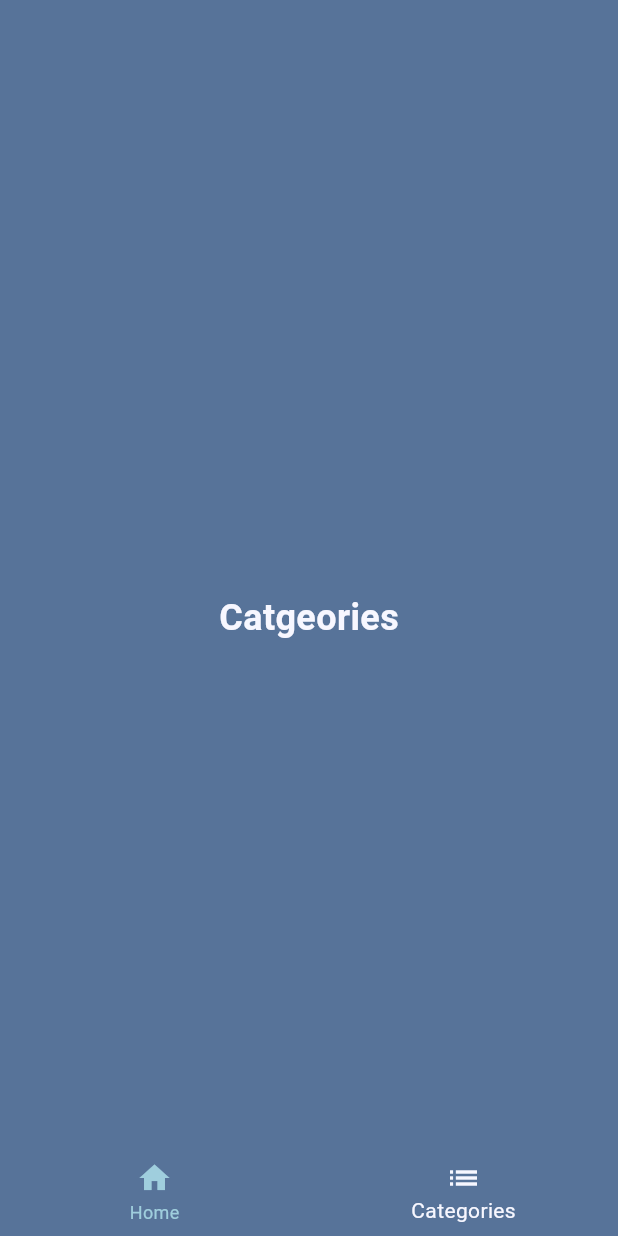
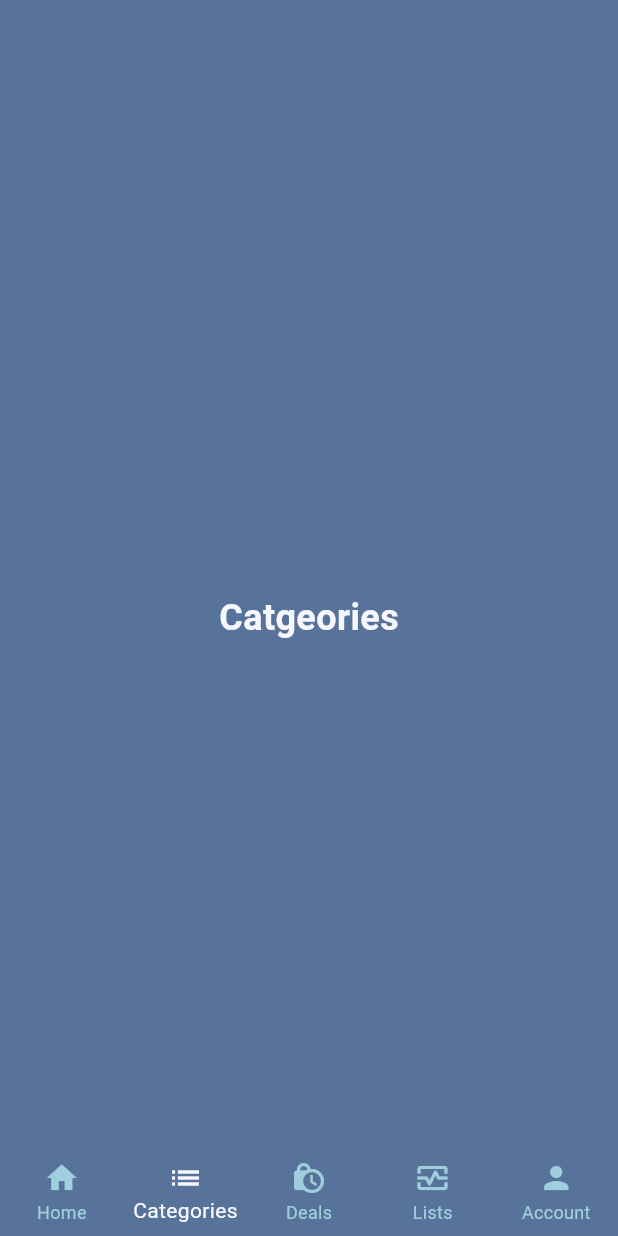
Before and after one commit to Tlemondy/PepperTree, a Flutter app: the TabsBase screen opened by its route, item 2 of the bottom bar chosen, on a phone screen of 412 x 824 dp. Run offline on Flutter 3.47's test engine with Material 3 defaults, Android fonts, the light colour scheme and no system bars; our stand-ins replace flutter_riverpod, go_router.

Commit message:
feat: tabs added

```diff
--- a/lib/pages/client/tabs_base.dart
+++ b/lib/pages/client/tabs_base.dart
@@ -1,7 +1,10 @@
 import 'package:flutter/material.dart';
 import 'package:flutter_riverpod/flutter_riverpod.dart';
+import 'package:pepper_tree/pages/client/account/account_page.dart';
 import 'package:pepper_tree/pages/client/categories/categories_page.dart';
+import 'package:pepper_tree/pages/client/deals/deals_page.dart';
 import 'package:pepper_tree/pages/client/home/home_page.dart';
+import 'package:pepper_tree/pages/client/lists/lists_page.dart';
 import 'package:pepper_tree/providers/tabs_provider.dart';
 
 class TabsBase extends ConsumerWidget {
@@ -10,8 +13,9 @@ class TabsBase extends ConsumerWidget {
   final List<Widget> _widgetOptions = const [
     HomePage(),
     CategoriesPage(),
-    // OrdersBase(),
-    // ProfileBase(),
+    DealsPage(),
+    ListsPage(),
+    AccountPage(),
   ];
 
   @override
@@ -36,14 +40,18 @@ class TabsBase extends ConsumerWidget {
             icon: Icon(Icons.list),
             label: 'Categories',
           ),
-          // BottomNavigationBarItem(
-          //   icon: Icon(Icons.list),
-          //   label: 'Orders',
-          // ),
-          // BottomNavigationBarItem(
-          //   icon: Icon(Icons.person),
-          //   label: 'Profile',
-          // ),
+          BottomNavigationBarItem(
+            icon: Icon(Icons.lock_clock),
+            label: 'Deals',
+          ),
+          BottomNavigationBarItem(
+            icon: Icon(Icons.monitor_heart_outlined),
+            label: 'Lists',
+          ),
+          BottomNavigationBarItem(
+            icon: Icon(Icons.person),
+            label: 'Account',
+          ),
         ],
         currentIndex: tabIndex,
         backgroundColor: Theme.of(context).colorScheme.surface,
```
Also changed, not shown: lib/pages/client/account/account_page.dart (added, +37 -0 lines), lib/pages/client/deals/deals_page.dart (added, +37 -0 lines), lib/pages/client/lists/lists_page.dart (added, +37 -0 lines).
